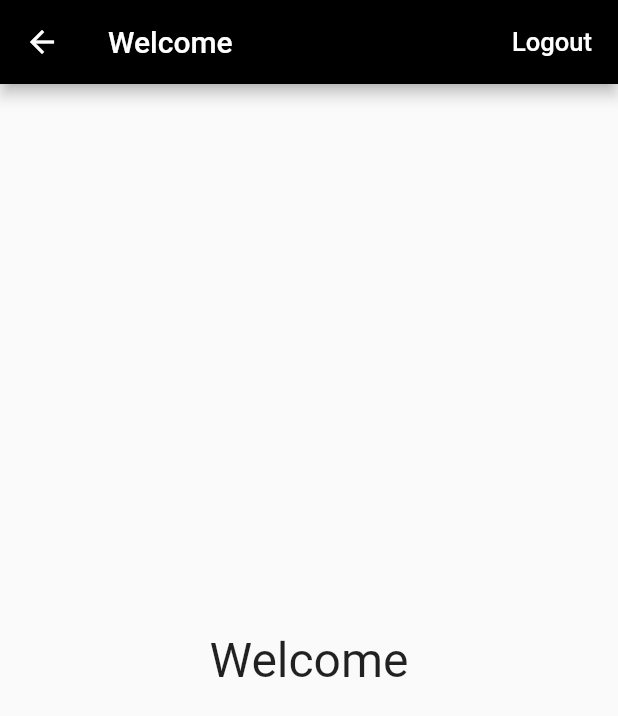
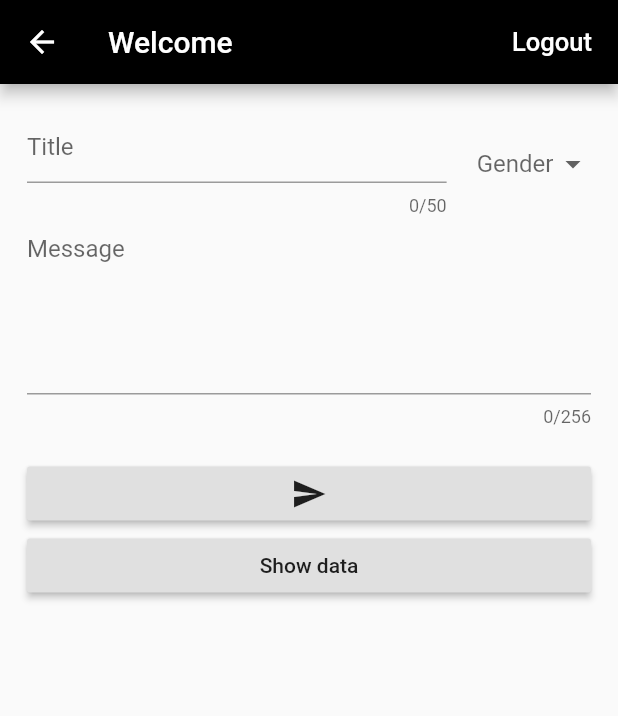
Before and after one commit to golfzaptw/flutter-auth-firebase, a Flutter app: the HomePage screen opened directly, on a phone screen of 412 x 824 dp. Shown: the top 716 px of the screen. Run offline on Flutter 3.47's test engine with Material 2 defaults, Android fonts, the phone set to English and light mode, and no system bars; our stand-ins replace firebase_auth, firebase_database; accounts and stored records are empty.

Commit message:
Connect database firebase

```diff
--- /dev/null
+++ b/lib/model/data.dart
@@ -0,0 +1,5 @@
+class Data {
+  String title, gender, message;
+
+  Data(this.title, this.gender, this.message);
+}
--- a/lib/views/home_page.dart
+++ b/lib/views/home_page.dart
@@ -1,5 +1,8 @@
 import 'package:flutter/material.dart';
 import '../service/auth.dart';
+import 'package:firebase_auth/firebase_auth.dart';
+import 'package:firebase_database/firebase_database.dart';
+import 'showData_page.dart';
 
 class HomePage extends StatefulWidget {
   final BaseAuth auth;
@@ -13,6 +16,23 @@ class HomePage extends StatefulWidget {
 }
 
 class _HomePageState extends State<HomePage> {
+  String title;
+  String message;
+  String gender;
+
+  bool _autoValidate = false;
+  List<DropdownMenuItem<String>> items = [
+    DropdownMenuItem(
+      child: Text('Male'),
+      value: 'Male',
+    ),
+    DropdownMenuItem(
+      child: Text('Female'),
+      value: 'Female',
+    ),
+  ];
+  GlobalKey<FormState> _key = GlobalKey();
+
   void _signOut() async {
     try {
       await widget.auth.sighOut();
@@ -37,14 +57,119 @@ class _HomePageState extends State<HomePage> {
           ),
         ],
       ),
-      body: Container(
-        child: Center(
-          child: Text(
-            'Welcome',
-            style: TextStyle(fontSize: 32),
-          ),
+      body: Center(
+        child: FutureBuilder(
+          future: FirebaseAuth.instance.currentUser(),
+          builder: (context, AsyncSnapshot<FirebaseUser> snapshot) {
+            if (snapshot.hasData) {
+              return Container(
+                child: Form(
+                  key: _key,
+                  autovalidate: _autoValidate,
+                  child: FormUI(snapshot.data.uid),
+                ),
+              );
+            } else {
+              return Text('Loading...');
+            }
+          },
         ),
       ),
     );
   }
+
+  Widget FormUI(String uid) {
+    return Container(
+      padding: EdgeInsets.all(18),
+      child: Column(
+        crossAxisAlignment: CrossAxisAlignment.start,
+        children: <Widget>[
+          Row(
+            children: <Widget>[
+              Flexible(
+                child: TextFormField(
+                  decoration: InputDecoration(hintText: 'Title'),
+                  maxLength: 50,
+                  validator: validateTitle,
+                  onSaved: (val) {
+                    title = val;
+                  },
+                ),
+              ),
+              SizedBox(
+                width: 20,
+              ),
+              DropdownButtonHideUnderline(
+                child: DropdownButton(
+                  items: items,
+                  value: gender,
+                  hint: Text('Gender'),
+                  onChanged: (val) {
+                    setState(() {
+                      gender = val;
+                    });
+                  },
+                ),
+              ),
+            ],
+          ),
+          TextFormField(
+            decoration: InputDecoration(hintText: 'Message'),
+            maxLength: 256,
+            maxLines: 5,
+            validator: validateMessage,
+            onSaved: (val) {
+              message = val;
+            },
+          ),
+          Container(
+            padding: EdgeInsets.only(top: 20),
+            child: Column(
+              crossAxisAlignment: CrossAxisAlignment.stretch,
+              children: <Widget>[
+                RaisedButton(
+                  onPressed: _sendToServer,
+                  child: Icon(Icons.send),
+                ),
+                RaisedButton(
+                  onPressed: () {
+                    Navigator.push(
+                        context,
+                        MaterialPageRoute(
+                            builder: (context) => ShowDataPage()));
+                  },
+                  child: Text('Show data'),
+                ),
+              ],
+            ),
+          )
+        ],
+      ),
+    );
+  }
+
+  _sendToServer() {
+    if (_key.currentState.validate()) {
+      _key.currentState.save();
+      DatabaseReference ref = FirebaseDatabase.instance.reference();
+      var data = {
+        "title": title,
+        "gender": gender,
+        "message": message,
+      };
+      ref.child('uid').push().set(data).then((v) {
+        _key.currentState.reset();
+      });
+    } else {
+      _autoValidate = true;
+    }
+  }
+
+  String validateTitle(String val) {
+    return val.length == 0 ? "Please enter Title" : null;
+  }
+
+  String validateMessage(String val) {
+    return val.length == 0 ? "Please enter Message" : null;
+  }
 }
--- /dev/null
+++ b/lib/views/showData_page.dart
@@ -0,0 +1,78 @@
+import 'package:flutter/material.dart';
+import 'package:flutter_firebase/model/data.dart';
+import 'package:firebase_database/firebase_database.dart';
+
+class ShowDataPage extends StatefulWidget {
+  @override
+  State<StatefulWidget> createState() {
+    // TODO: implement createState
+    return _ShowDataPageState();
+  }
+}
+
+class _ShowDataPageState extends State<ShowDataPage> {
+  List<Data> allData = [];
+
+  @override
+  void initState() {
+    DatabaseReference ref = FirebaseDatabase.instance.reference();
+    ref.child('uid').once().then((DataSnapshot snapshot) {
+      var keys = snapshot.value.keys;
+      var data = snapshot.value;
+      allData.clear();
+      for (var key in keys) {
+        var myData = Data(
+          data[key]['title'],
+          data[key]['gender'],
+          data[key]['message'],
+        );
+        allData.add(myData);
+      }
+      setState(() {
+        print('Length: ${allData.length}');
+      });
+    });
+    super.initState();
+  }
+
+  @override
+  Widget build(BuildContext context) {
+    return Scaffold(
+      appBar: AppBar(
+        title: Text('Firebase Data'),
+      ),
+      body: Container(
+        child: allData.length == 0
+            ? Center(
+                child: Text('No data'),
+              )
+            : ListView.builder(
+                itemCount: allData.length,
+                itemBuilder: (_, index) {
+                  return UI(
+                    allData[index].title,
+                    allData[index].gender,
+                    allData[index].message,
+                  );
+                }),
+      ),
+    );
+  }
+
+  Widget UI(String title, gender, message) {
+    return Card(
+      elevation: 10,
+      child: Container(
+        padding: EdgeInsets.all(20),
+        child: Column(
+          crossAxisAlignment: CrossAxisAlignment.start,
+          children: <Widget>[
+            Text('Title: $title',style: Theme.of(context).textTheme.title,),
+            Text('Gender: $gender'),
+            Text('Message: $message')
+          ],
+        ),
+      ),
+    );
+  }
+}
--- a/pubspec.yaml
+++ b/pubspec.yaml
@@ -16,6 +16,7 @@ dependencies:
   flutter:
     sdk: flutter
   firebase_auth: 0.8.1
+  firebase_database:
 
   # The following adds the Cupertino Icons font to your application.
   # Use with the CupertinoIcons class for iOS style icons.
```
Also changed, not shown: lib/views/login_page.dart (+13 -11 lines), 3 other files.
